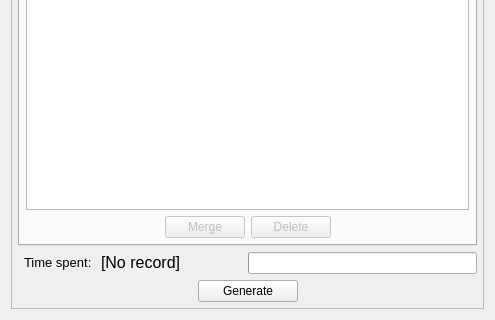
KmolYuan/Pyslvs-UI, file core/panel/run_Path_Solving.ui: the form before one commit; both pictures show x 0 to 495 and y 143 to 463 of the 495 by 463 pixel window.
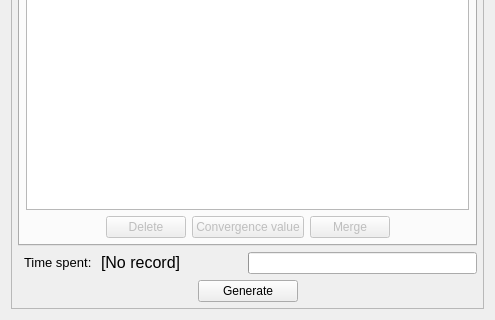
The form after the commit. The open tabs and pages were chosen to show the change.

Commit message: Add the convergence value chart for path solving results.

```diff
--- a/core/panel/run_Path_Solving.ui
+++ b/core/panel/run_Path_Solving.ui
@@ -24,8 +24,8 @@
        <rect>
         <x>0</x>
         <y>0</y>
-        <width>471</width>
-        <height>439</height>
+        <width>461</width>
+        <height>462</height>
        </rect>
       </property>
       <layout class="QVBoxLayout" name="verticalLayout_6">
@@ -616,16 +616,6 @@
                </property>
               </spacer>
              </item>
-             <item>
-              <widget class="QPushButton" name="mergeButton">
-               <property name="enabled">
-                <bool>false</bool>
-               </property>
-               <property name="text">
-                <string>Merge</string>
-               </property>
-              </widget>
-             </item>
              <item>
               <widget class="QPushButton" name="deleteButton">
                <property name="enabled">
@@ -636,6 +626,26 @@
                </property>
               </widget>
              </item>
+             <item>
+              <widget class="QPushButton" name="getTimeAndFitness">
+               <property name="enabled">
+                <bool>false</bool>
+               </property>
+               <property name="text">
+                <string>Convergence value</string>
+               </property>
+              </widget>
+             </item>
+             <item>
+              <widget class="QPushButton" name="mergeButton">
+               <property name="enabled">
+                <bool>false</bool>
+               </property>
+               <property name="text">
+                <string>Merge</string>
+               </property>
+              </widget>
+             </item>
              <item>
               <spacer name="horizontalSpacer_4">
                <property name="orientation">
```
The commit also changes 6 other files.
